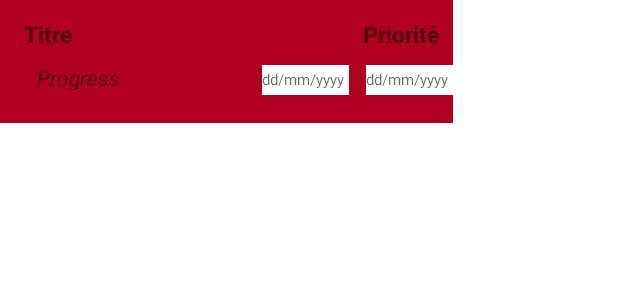
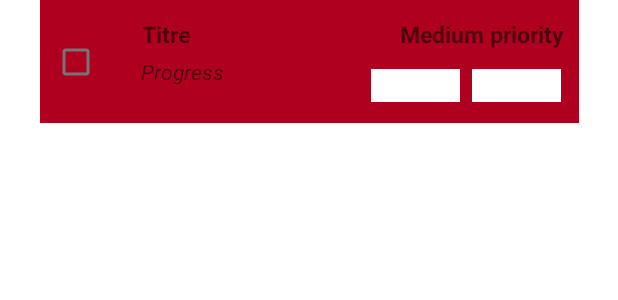
Before and after one commit to Mouaaa/ToDoList, an Android app: the layout task_list_item.xml on its own in the app's theme, with its tools: preview values and no code run, on a phone screen of 412 x 824 dp. Shown: the top 300 px of the screen. Run offline under Robolectric (Android 15) with nearby library versions, the phone set to English and light mode, and no system bars.

Commit message:
Add Task

```diff
--- a/app/src/main/AndroidManifest.xml
+++ b/app/src/main/AndroidManifest.xml
@@ -25,6 +25,10 @@
                 android:name="android.app.lib_name"
                 android:value="" />
         </activity>
+        <activity
+            android:name=".addTaskActivity"
+            android:label="Add Task">
+        </activity>
     </application>
 
 </manifest>
--- a/app/src/main/res/layout/activity_main.xml
+++ b/app/src/main/res/layout/activity_main.xml
@@ -13,9 +13,9 @@
         android:layout_width="347dp"
         android:layout_height="513dp"
         android:layout_marginTop="80dp"
-        android:layout_marginEnd="32dp"
         android:background="@color/cardview_dark_background"
         app:layout_constraintEnd_toEndOf="parent"
+        app:layout_constraintStart_toStartOf="parent"
         app:layout_constraintTop_toTopOf="parent">
 
         <ListView
@@ -26,7 +26,7 @@
     </FrameLayout>
 
     <Button
-        android:id="@+id/button"
+        android:id="@+id/addButton"
         android:layout_width="wrap_content"
         android:layout_height="wrap_content"
         android:layout_marginTop="16dp"
--- a/app/src/main/res/layout/task_list_item.xml
+++ b/app/src/main/res/layout/task_list_item.xml
@@ -9,12 +9,13 @@
     android:orientation="vertical">
 
     <FrameLayout
-        android:layout_width="302dp"
+        android:layout_width="359dp"
         android:layout_height="82dp"
         android:background="@color/design_default_color_error"
-        tools:layout_editor_absoluteX="78dp"
-        tools:layout_editor_absoluteY="156dp"
-        tools:ignore="MissingConstraints">
+        app:layout_constraintEnd_toEndOf="parent"
+        app:layout_constraintStart_toStartOf="parent"
+        tools:ignore="MissingConstraints"
+        tools:layout_editor_absoluteY="156dp">
 
         <androidx.constraintlayout.widget.ConstraintLayout
             android:layout_width="match_parent"
@@ -24,83 +25,81 @@
 
 
             <TextView
-                android:id="@+id/title"
+                android:id="@+id/titleTask"
                 android:layout_width="142dp"
                 android:layout_height="22dp"
-                android:layout_marginStart="16dp"
+                android:layout_marginStart="68dp"
                 android:layout_marginTop="12dp"
                 android:layout_weight="1"
                 android:text="Titre"
                 android:textSize="15dp"
                 android:textStyle="bold"
                 app:layout_constraintStart_toStartOf="parent"
-                app:layout_constraintTop_toTopOf="parent"
-                tools:ignore="MissingConstraints" />
+                app:layout_constraintTop_toTopOf="parent" />
 
             <TextView
                 android:id="@+id/progress"
                 android:layout_width="118dp"
                 android:layout_height="18dp"
-                android:layout_marginTop="8dp"
+                android:layout_marginTop="4dp"
                 android:layout_weight="1"
                 android:text="Progress"
                 android:textStyle="italic"
-                app:layout_constraintEnd_toStartOf="@+id/duree"
-                app:layout_constraintHorizontal_bias="0.201"
+                app:layout_constraintEnd_toStartOf="@+id/priority"
+                app:layout_constraintHorizontal_bias="0.552"
                 app:layout_constraintStart_toStartOf="parent"
-                app:layout_constraintTop_toBottomOf="@+id/title" />
+                app:layout_constraintTop_toBottomOf="@+id/titleTask" />
 
             <TextView
-                android:id="@+id/duree"
-                android:layout_width="51dp"
-                android:layout_height="19dp"
-                android:layout_marginStart="84dp"
+                android:id="@+id/priority"
+                android:layout_width="110dp"
+                android:layout_height="22dp"
+                android:layout_marginStart="30dp"
                 android:layout_marginTop="12dp"
                 android:layout_weight="1"
-                android:text="Priorité"
+                android:text="Medium priority"
                 android:textSize="15dp"
                 android:textStyle="bold"
                 app:layout_constraintEnd_toEndOf="parent"
                 app:layout_constraintHorizontal_bias="0.0"
-                app:layout_constraintStart_toEndOf="@+id/title"
+                app:layout_constraintStart_toEndOf="@+id/titleTask"
                 app:layout_constraintTop_toTopOf="parent" />
 
-            <EditText
-                android:inputType="none"
+            <TextView
                 android:id="@+id/editStartDate"
-                android:layout_width="58dp"
-                android:layout_height="20dp"
-                android:layout_marginStart="32dp"
+                android:layout_width="59dp"
+                android:layout_height="22dp"
+                android:layout_marginStart="35dp"
                 android:layout_marginTop="12dp"
                 android:layout_weight="1"
-                android:autofillHints="@string/hint_pick_up_date"
                 android:background="#FFFFFF"
-                android:ems="1"
-                android:focusable="false"
-                android:hint="@string/hint_pick_up_date"
                 android:textColor="@color/black"
-                android:textSize="10sp"
+                android:textSize="10dp"
                 app:layout_constraintStart_toEndOf="@+id/progress"
-                app:layout_constraintTop_toBottomOf="@+id/duree" />
+                app:layout_constraintTop_toBottomOf="@+id/priority" />
 
-            <EditText
+            <TextView
                 android:id="@+id/editEndDate"
-                android:layout_width="58dp"
-                android:layout_height="20dp"
+                android:layout_width="59dp"
+                android:layout_height="22dp"
                 android:layout_marginTop="12dp"
+                android:layout_marginRight="12dp"
                 android:layout_weight="1"
-                android:autofillHints="@string/hint_pick_up_date"
                 android:background="#FFFFFF"
-                android:ems="1"
-                android:focusable="false"
-                android:hint="@string/hint_pick_up_date"
-                android:inputType="none"
                 android:textColor="@color/black"
-                android:textSize="10sp"
+                android:textSize="10dp"
                 app:layout_constraintEnd_toEndOf="parent"
                 app:layout_constraintHorizontal_bias="1.0"
                 app:layout_constraintStart_toEndOf="@+id/editStartDate"
-                app:layout_constraintTop_toBottomOf="@+id/duree" />
+                app:layout_constraintTop_toBottomOf="@+id/priority" />
+
+            <CheckBox
+                android:id="@+id/checkBoxDelete"
+                android:layout_width="wrap_content"
+                android:layout_height="wrap_content"
+                app:layout_constraintBottom_toBottomOf="parent"
+                app:layout_constraintStart_toStartOf="parent"
+                app:layout_constraintTop_toTopOf="parent" />
 
         </androidx.constraintlayout.widget.ConstraintLayout>
     </FrameLayout>
--- a/build.gradle
+++ b/build.gradle
@@ -1,5 +1,5 @@
 // Top-level build file where you can add configuration options common to all sub-projects/modules.
 plugins {
-    id 'com.android.application' version '7.4.0' apply false
-    id 'com.android.library' version '7.4.0' apply false
+    id 'com.android.application' version '7.3.1' apply false
+    id 'com.android.library' version '7.3.1' apply false
 }
```
Also changed, not shown: app/src/main/java/com/example/todo/Adapter.java (+7 -4 lines), app/src/main/java/com/example/todo/MainActivity.java (+46 -0 lines), app/src/main/java/com/example/todo/Task.java (+47 -19 lines), app/src/main/java/com/example/todo/addTaskActivity.java (added, +73 -0 lines), app/src/main/java/com/example/todo/taskListActivity.java (deleted, +0 -31 lines), app/src/main/res/layout/add_task.xml (+9 -25 lines).
